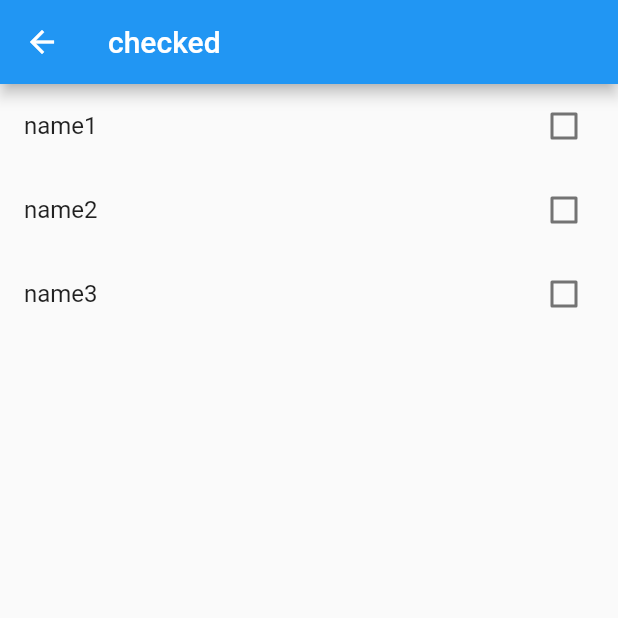
After one commit to gongjianOnline/flutterDome, a Flutter app: the screen it shows after launch, after a tap on "多选按钮", on a phone screen of 412 x 824 dp, the top half of it. The commit adds this screen. Run offline on Flutter 3.47's test engine with Material 2 defaults, Android fonts, the phone set to English and light mode, and no system bars.

Commit message:
27小结单选框\多选框\开关按钮完结

```diff
--- /dev/null
+++ b/lib/components/page3.dart
@@ -0,0 +1,53 @@
+import 'package:flutter/material.dart';
+
+
+class Page3 extends StatefulWidget {
+  const Page3({super.key});
+
+  @override
+  State<Page3> createState() => _Page3State();
+}
+
+class _Page3State extends State<Page3> {
+  List listData = [
+    {
+      "label":"name1",
+      "value":false
+    },
+    {
+      "label":"name2",
+      "value":false
+    },
+    {
+      "label":"name3",
+      "value":false
+    },
+  ];
+  initChecked(){
+    var initList;
+    initList = listData.map((item){
+      return CheckboxListTile(
+        title:Text("${item['label']}"),
+        value:item["value"],
+        onChanged:(flag){
+          print(flag);
+          setState(() {
+            item["value"] = flag;
+          });
+        }
+      );
+    });
+    return initList.toList();
+  }
+  @override
+  Widget build(BuildContext context) {
+    return Scaffold(
+      appBar: AppBar(
+        title:const Text("checked")
+      ),
+      body: Column(
+        children: initChecked()
+      ),
+    );
+  }
+}
--- a/lib/page/home.dart
+++ b/lib/page/home.dart
@@ -22,6 +22,24 @@ class _MyAppState extends State<MyApp> {
                 Navigator.pushNamed(context, "/page1");
               },
               child: const Text("文本表单")
+            ),
+            ElevatedButton(
+              onPressed: (){
+                Navigator.pushNamed(context, "/page2");
+              },
+              child: const Text("单选按钮")
+            ),
+            ElevatedButton(
+              onPressed: (){
+                Navigator.pushNamed(context, "/page3");
+              },
+              child: const Text("多选按钮")
+            ),
+            ElevatedButton(
+              onPressed: (){
+                Navigator.pushNamed(context, "/page4");
+              },
+              child: const Text("开关组件")
             )
           ],
         ),
--- a/lib/routes/route.dart
+++ b/lib/routes/route.dart
@@ -2,12 +2,16 @@ import 'package:flutter/material.dart';
 import "../page/home.dart";
 import "../components/page1.dart";
 import "../components/page2.dart";
+import "../components/page3.dart";
+import "../components/page4.dart";
 
 
 Map routes = {
   "/":(context)=>const MyApp(),
   "/page1":(context)=>const Page1(),
-  "/page2":(context,{arguments})=>Page2(arguments: arguments),
+  "/page2":(context)=>const Page2(),
+  "/page3":(context)=>const Page3(),
+  "/page4":(context)=>const Page4(),
 };
 
 var onGenerateRoute = (RouteSettings settings) {
```
Also changed, not shown: lib/components/page2.dart (+49 -29 lines), lib/components/page4.dart (added, +28 -0 lines).
